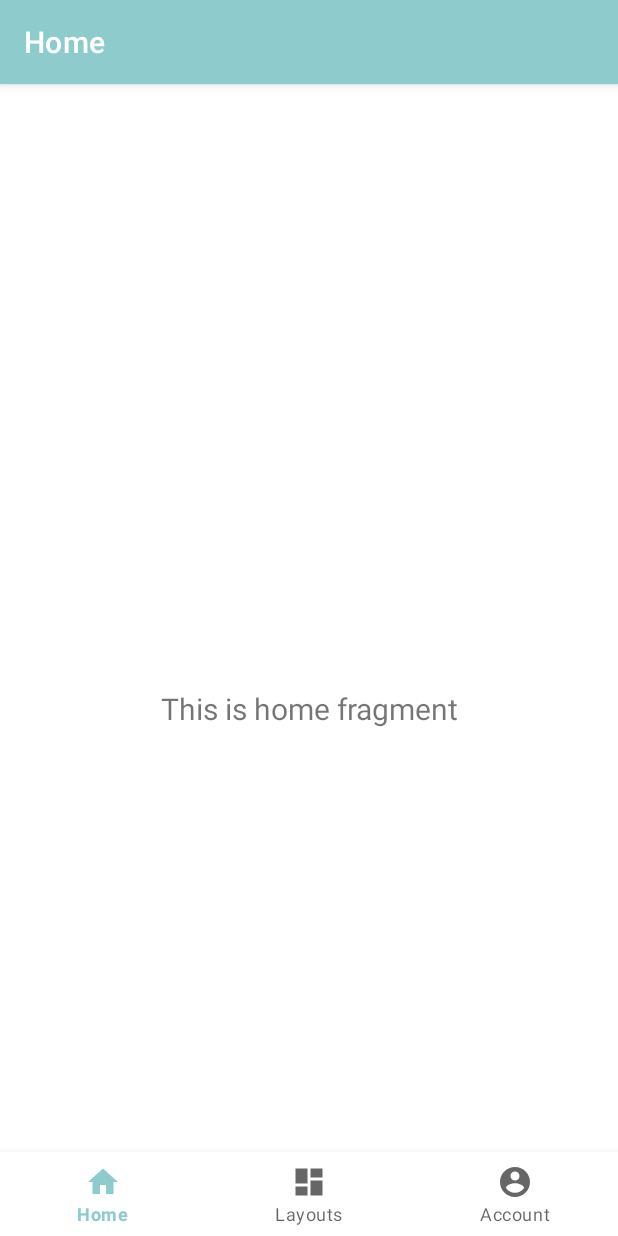
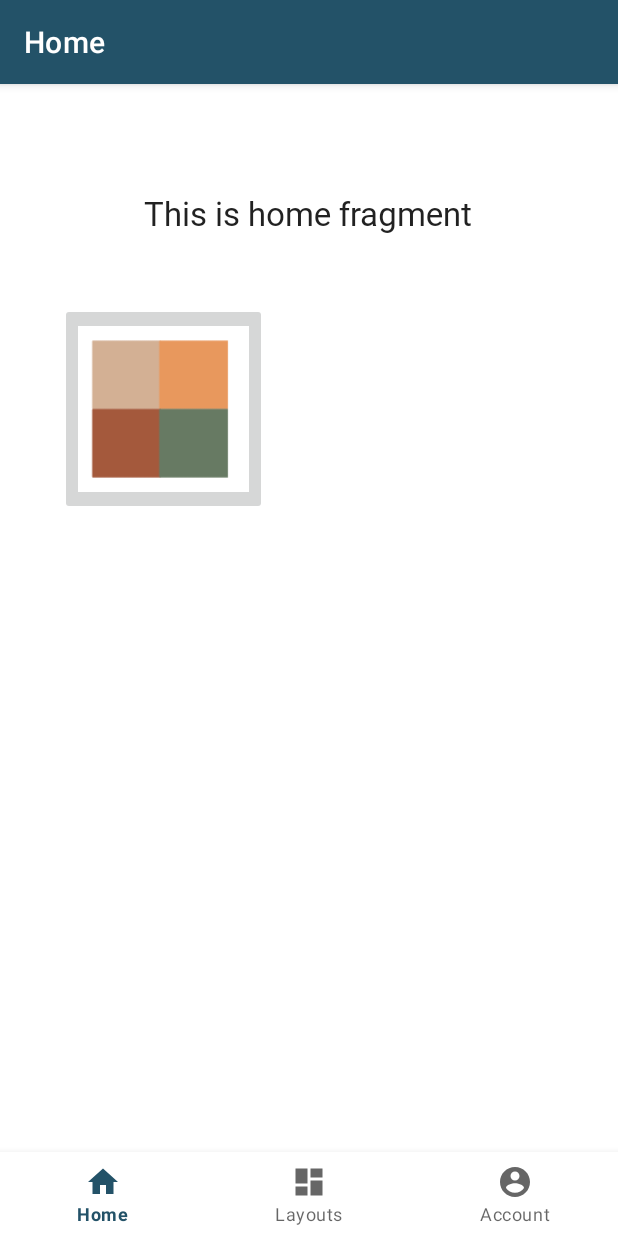
Before and after one commit to DanielMoore4875/Aphrodite, an Android app: the screen it shows after launch (MainActivity), on a phone screen of 412 x 824 dp. Run offline under Robolectric (Android 15) with nearby library versions, the light colour scheme and no system bars; our stand-ins replace navigation-ui.

Commit message:
Start work in Home Page

```diff
--- a/AphroditeApp/src/main/AndroidManifest.xml
+++ b/AphroditeApp/src/main/AndroidManifest.xml
@@ -26,6 +26,10 @@
 <!--                <category android:name="android.intent.category.LAUNCHER" />-->
 <!--            </intent-filter>-->
         </activity>
+
+        <meta-data
+            android:name="preloaded_fonts"
+            android:resource="@array/preloaded_fonts" />
     </application>
 
 </manifest>
--- a/AphroditeApp/src/main/java/ca/kainotomia/it/aphrodite/ui/home/HomeFragment.java
+++ b/AphroditeApp/src/main/java/ca/kainotomia/it/aphrodite/ui/home/HomeFragment.java
@@ -27,7 +27,7 @@ public class HomeFragment extends Fragment {
         homeViewModel =
                 new ViewModelProvider(this).get(HomeViewModel.class);
         View root = inflater.inflate(R.layout.fragment_home, container, false);
-        final TextView textView = root.findViewById(R.id.text_home);
+        final TextView textView = root.findViewById(R.id.H_HomeTitle_title);
         homeViewModel.getText().observe(getViewLifecycleOwner(), new Observer<String>() {
             @Override
             public void onChanged(@Nullable String s) {
--- a/AphroditeApp/src/main/res/drawable/bg_gradient.xml
+++ b/AphroditeApp/src/main/res/drawable/bg_gradient.xml
@@ -4,6 +4,6 @@
     <gradient
         android:type="linear"
         android:angle="135"
-        android:startColor="@color/light_ocean"
-        android:endColor="@color/white" />
+        android:startColor="@color/white"
+        android:endColor="@color/light_ocean" />
 </shape>
--- a/AphroditeApp/src/main/res/layout/fragment_home.xml
+++ b/AphroditeApp/src/main/res/layout/fragment_home.xml
@@ -7,16 +7,46 @@
     tools:context=".ui.home.HomeFragment">
 
     <TextView
-        android:id="@+id/text_home"
-        android:layout_width="match_parent"
+        android:id="@+id/H_HomeTitle_title"
+        android:layout_width="wrap_content"
         android:layout_height="wrap_content"
-        android:layout_marginStart="8dp"
-        android:layout_marginTop="8dp"
-        android:layout_marginEnd="8dp"
+        android:fontFamily="@font/amiko"
+        android:text="@string/HO_HomePage_title"
         android:textAlignment="center"
-        android:textSize="20sp"
+        android:textAppearance="@style/TextAppearance.AppCompat.Large"
         app:layout_constraintBottom_toBottomOf="parent"
         app:layout_constraintEnd_toEndOf="parent"
+        app:layout_constraintHorizontal_bias="0.498"
         app:layout_constraintStart_toStartOf="parent"
-        app:layout_constraintTop_toTopOf="parent" />
+        app:layout_constraintTop_toTopOf="parent"
+        app:layout_constraintVertical_bias="0.022" />
+
+    <ImageButton
+        android:id="@+id/imageButton5"
+        android:layout_width="138dp"
+        android:layout_height="141dp"
+        android:layout_marginStart="40dp"
+        android:scaleType="fitCenter"
+        android:src="@drawable/test_pic"
+        app:layout_constraintBottom_toBottomOf="parent"
+        app:layout_constraintEnd_toEndOf="parent"
+        app:layout_constraintHorizontal_bias="0.0"
+        app:layout_constraintStart_toStartOf="parent"
+        app:layout_constraintTop_toBottomOf="@+id/H_HomeTitle_title"
+        app:layout_constraintVertical_bias="0.086" />
+
+    <ImageButton
+        android:id="@+id/imageButton7"
+        android:layout_width="138dp"
+        android:layout_height="141dp"
+        android:layout_marginEnd="3400dp"
+        android:scaleType="fitCenter"
+        android:src="@drawable/test_pic"
+        app:layout_constraintBottom_toBottomOf="parent"
+        app:layout_constraintEnd_toEndOf="parent"
+        app:layout_constraintHorizontal_bias="1.0"
+        app:layout_constraintStart_toEndOf="@+id/imageButton5"
+        app:layout_constraintTop_toBottomOf="@+id/H_HomeTitle_title"
+        app:layout_constraintVertical_bias="0.088" />
+
 </androidx.constraintlayout.widget.ConstraintLayout>
--- a/AphroditeApp/src/main/res/values/strings.xml
+++ b/AphroditeApp/src/main/res/values/strings.xml
@@ -11,4 +11,5 @@
     <string name="MA_AlertDialogExitApp_msg">Are you sure you want to exit?</string>
     <string name="MA_AlertDialogExitApp_yes">Yes, exit app</string>
     <string name="MA_AlertDialogExitApp_no">No, stay in app</string>
+    <string name="HO_HomePage_title">HOME</string>
 </resources>
--- a/AphroditeApp/src/main/res/values/themes.xml
+++ b/AphroditeApp/src/main/res/values/themes.xml
@@ -2,7 +2,7 @@
     <!-- Base application theme. -->
     <style name="Theme.Aphrodite" parent="Theme.MaterialComponents.DayNight.DarkActionBar">
         <!-- Primary brand color. -->
-        <item name="colorPrimary">@color/light_ocean</item>
+        <item name="colorPrimary">@color/dark_ocean</item>
         <item name="colorPrimaryVariant">@color/mid_ocean</item>
         <item name="colorOnPrimary">@color/dark_ocean</item>
         <!-- Secondary brand color. -->
```
